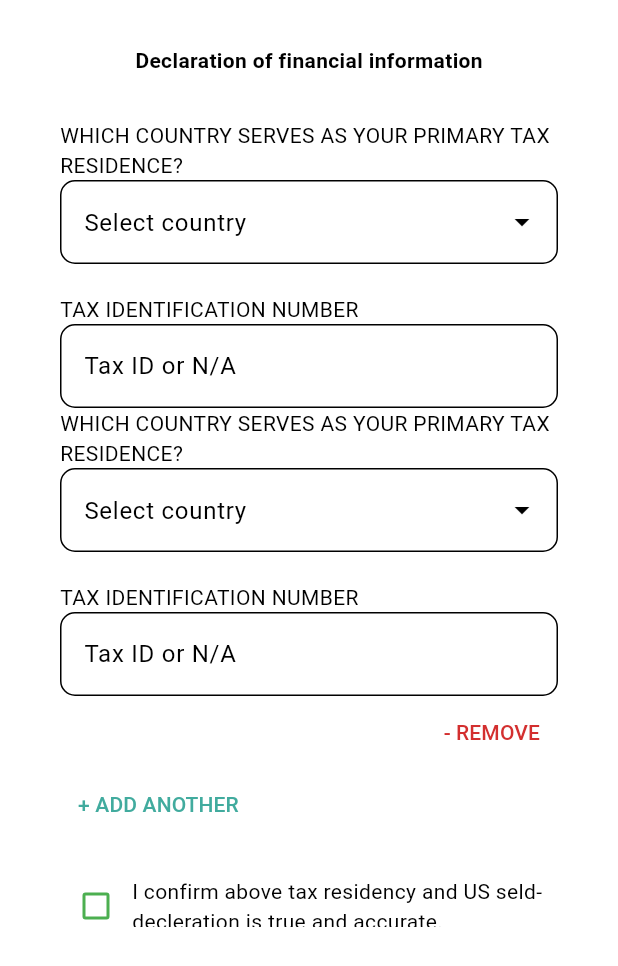
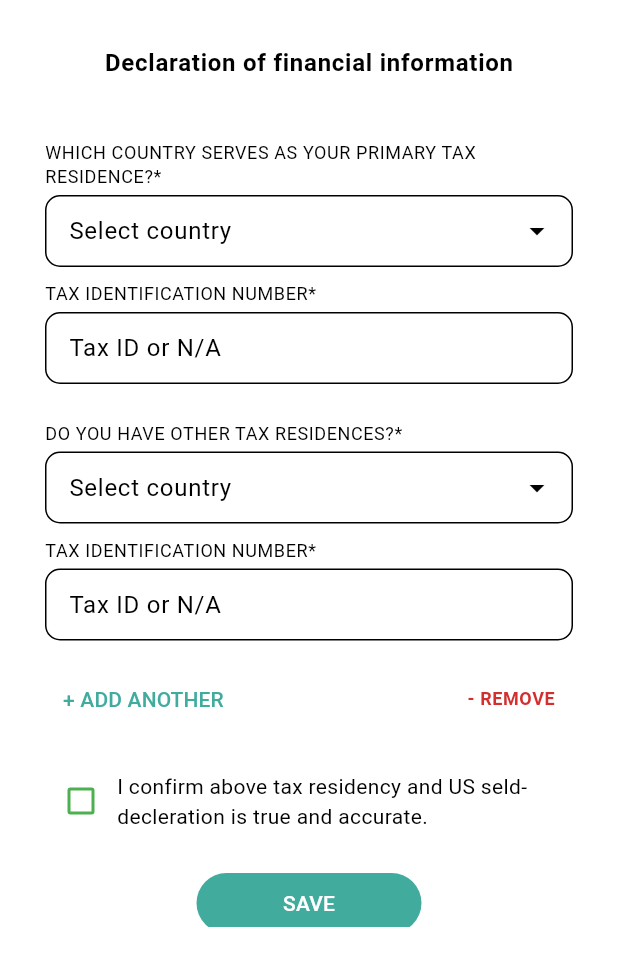
Before and after one commit to alperAkinci/expatrio_login_app, a Flutter app: the TaxDataModalSheet widget shown alone on an empty page, opened directly, after a tap on "+ ADD ANOTHER", on a phone screen of 412 x 824 dp. Shown: the top 966 px of the screen. Run offline on Flutter 3.47's test engine with Material 3 defaults, Android fonts, the phone set to English and light mode, and no system bars; drawn by our look-alikes of dropdown_search; our stand-ins replace flutter_secure_storage, flutter_svg, lottie; missing offline and left inert: dart:ffi; accounts and stored records are empty; statements that could not run were skipped; project files that could hold a hidden picture were left out.

Commit message:
Update UI of tax data modal sheet

```diff
--- /dev/null
+++ b/devtools_options.yaml
@@ -0,0 +1 @@
+extensions:
--- a/lib/tax_data/presentation/tax_data_modal_sheet.dart
+++ b/lib/tax_data/presentation/tax_data_modal_sheet.dart
@@ -64,30 +64,60 @@ class _TaxDataModalSheet extends State<TaxDataModalSheet> {
         initialChildSize: 0.75,
         snap: true,
         builder: (context, scrollController) {
+          var theme = Theme.of(context);
           return SingleChildScrollView(
             controller: scrollController,
             child: Container(
-              padding: const EdgeInsets.symmetric(horizontal: 40),
+              padding: const EdgeInsets.symmetric(horizontal: 30),
               child: Column(
                 children: <Widget>[
                   const SizedBox(height: 30),
-                  const Text(
+                  Text(
                     "Declaration of financial information",
-                    style: TextStyle(fontWeight: FontWeight.bold),
+                    style: theme.textTheme.bodyLarge!.copyWith(
+                      fontWeight: FontWeight.bold,
+                    ),
                   ),
                   const SizedBox(height: 30),
                   _buildTaxResidence(
+                      dropDownHeaderText:
+                          "WHICH COUNTRY SERVES AS YOUR PRIMARY TAX RESIDENCE?*",
                       selectedItem: selectedPrimaryItem,
                       controller: primaryController),
                   for (var item in secondaryTaxResidence)
                     _buildTaxResidence(
-                        selectedItem: item.$1, controller: item.$2),
-                  Align(
-                    alignment: Alignment.centerRight,
-                    child: TextButton(
+                        dropDownHeaderText:
+                            "DO YOU HAVE OTHER TAX RESIDENCES?*",
+                        selectedItem: item.$1,
+                        controller: item.$2),
+                  Row(
+                    mainAxisAlignment: MainAxisAlignment.spaceBetween,
+                    children: [
+                      TextButton(
                         style: TextButton.styleFrom(
-                          foregroundColor: Theme.of(context).colorScheme.error,
+                          foregroundColor:
+                              Theme.of(context).colorScheme.secondary,
                         ),
+                        onPressed: () {
+                          setState(() {
+                            secondaryTaxResidence.add((
+                              ItemDropDown('', ''),
+                              TextEditingController()
+                            ));
+                          });
+                        },
+                        child: const Text(
+                          "+ ADD ANOTHER",
+                        ),
+                      ),
+                      secondaryTaxResidence.isNotEmpty
+                          ? TextButton(
+                              style: TextButton.styleFrom(
+                                  foregroundColor: theme.colorScheme.error,
+                                  textStyle:
+                                      theme.textTheme.bodySmall!.copyWith(
+                                    fontWeight: FontWeight.bold,
+                                  )),
                               onPressed: () {
                                 setState(() {
                                   if (secondaryTaxResidence.isNotEmpty) {
@@ -95,25 +125,9 @@ class _TaxDataModalSheet extends State<TaxDataModalSheet> {
                                   }
                                 });
                               },
-                        child: Text("- REMOVE")),
-                  ),
-                  Align(
-                    alignment: Alignment.centerLeft,
-                    child: TextButton(
-                      style: TextButton.styleFrom(
-                        foregroundColor:
-                            Theme.of(context).colorScheme.secondary,
-                      ),
-                      onPressed: () {
-                        setState(() {
-                          secondaryTaxResidence.add(
-                              (ItemDropDown('', ''), TextEditingController()));
-                        });
-                      },
-                      child: Text(
-                        "+ ADD ANOTHER",
-                      ),
-                    ),
+                              child: const Text("- REMOVE"))
+                          : const SizedBox.shrink()
+                    ],
                   ),
                   const SizedBox(height: 20),
                   Row(
@@ -122,7 +136,7 @@ class _TaxDataModalSheet extends State<TaxDataModalSheet> {
                           isError: isCheckBoxError,
                           side: isCheckBoxError
                               ? null
-                              : BorderSide(color: Colors.green, width: 2),
+                              : const BorderSide(color: Colors.green, width: 2),
                           activeColor: Theme.of(context).colorScheme.secondary,
                           checkColor: Colors.white,
                           value: isChecked,
@@ -131,7 +145,7 @@ class _TaxDataModalSheet extends State<TaxDataModalSheet> {
                               isChecked = value!;
                             });
                           }),
-                      Flexible(
+                      const Flexible(
                         child: Text(
                             "I confirm above tax residency and US seld-decleration is true and accurate.",
                             softWrap: true,
@@ -141,7 +155,9 @@ class _TaxDataModalSheet extends State<TaxDataModalSheet> {
                     ],
                   ),
                   const SizedBox(height: 20),
-                  FilledButton(
+                  SizedBox(
+                    width: 150,
+                    child: FilledButton(
                       onPressed: () {
                         if (isChecked) {
                           Provider.of<TaxDataNotifier>(context, listen: false)
@@ -157,8 +173,8 @@ class _TaxDataModalSheet extends State<TaxDataModalSheet> {
                             Navigator.pop(context);
                             ScaffoldMessenger.of(context).showSnackBar(
                               const SnackBar(
-                                content:
-                                    Text('Your tax data has been updated! ✅')),
+                                  content: Text(
+                                      'Your tax data has been updated! ✅')),
                             );
                           });
                         } else {
@@ -168,7 +184,9 @@ class _TaxDataModalSheet extends State<TaxDataModalSheet> {
                         }
                       },
                       child: const Text("SAVE"),
-                  )
+                    ),
+                  ),
+                  const SizedBox(height: 30),
                 ],
               ),
             ),
@@ -177,24 +195,28 @@ class _TaxDataModalSheet extends State<TaxDataModalSheet> {
   }
 
   Column _buildTaxResidence(
-      {required ItemDropDown selectedItem,
+      {required String dropDownHeaderText,
+      required ItemDropDown selectedItem,
       required TextEditingController controller}) {
+    countryItems.remove(selectedPrimaryItem);
     return Column(
       children: [
         Column(
           crossAxisAlignment: CrossAxisAlignment.start,
           children: <Widget>[
-            Text(
-              "WHICH COUNTRY SERVES AS YOUR PRIMARY TAX RESIDENCE?", // TODO: put *
+            const SizedBox(height: 10),
+            Text(dropDownHeaderText,
                 overflow: TextOverflow.ellipsis,
                 maxLines: 2,
-            ),
+                style: Theme.of(context).textTheme.bodySmall),
+            const SizedBox(height: 4),
             DropdownSearch<ItemDropDown>(
               selectedItem: selectedItem,
               onChanged: (item) => selectedItem.code = item!.code,
               items: countryItems,
               compareFn: (i, s) => i == s,
               dropdownDecoratorProps: DropDownDecoratorProps(
+                baseStyle: const TextStyle(height: 0.7),
                 dropdownSearchDecoration: InputDecoration(
                   border: OutlineInputBorder(
                       borderRadius: BorderRadius.circular(10.0)),
@@ -202,6 +224,28 @@ class _TaxDataModalSheet extends State<TaxDataModalSheet> {
                 ),
               ),
               popupProps: PopupPropsMultiSelection.modalBottomSheet(
+                searchFieldProps: TextFieldProps(
+                  style: const TextStyle(height: 0.7),
+                  decoration: InputDecoration(
+                    hintText: 'Search for country',
+                    border: OutlineInputBorder(
+                        borderRadius: BorderRadius.circular(10.0)),
+                  ),
+                ),
+                title: Container(
+                  decoration: BoxDecoration(
+                      color: Theme.of(context).colorScheme.secondary,
+                      borderRadius: const BorderRadius.only(
+                          topLeft: Radius.circular(20.0),
+                          topRight: Radius.circular(20.0))),
+                  padding: const EdgeInsets.all(15),
+                  alignment: Alignment.center,
+                  child: Text('Country',
+                      style: Theme.of(context).textTheme.bodyLarge!.copyWith(
+                            fontWeight: FontWeight.bold,
+                            color: Theme.of(context).colorScheme.primary,
+                          )),
+                ),
                 showSelectedItems: true,
                 showSearchBox: true,
                 itemBuilder: _popupItemBuilder,
@@ -209,12 +253,17 @@ class _TaxDataModalSheet extends State<TaxDataModalSheet> {
             ),
           ],
         ),
-        const SizedBox(height: 20),
+        const SizedBox(height: 10),
         Column(
           crossAxisAlignment: CrossAxisAlignment.start,
           children: <Widget>[
-            Text("TAX IDENTIFICATION NUMBER"), // TODO: put *
+            Text("TAX IDENTIFICATION NUMBER*",
+                overflow: TextOverflow.ellipsis,
+                maxLines: 2,
+                style: Theme.of(context).textTheme.bodySmall),
+            const SizedBox(height: 4),
             TextFormField(
+              style: const TextStyle(height: 0.7),
               controller: controller,
               keyboardType: TextInputType.number,
               decoration: InputDecoration(
@@ -224,7 +273,8 @@ class _TaxDataModalSheet extends State<TaxDataModalSheet> {
               ),
             ),
           ],
-        )
+        ),
+        const SizedBox(height: 15),
       ],
     );
   }
```
Lines whose indentation alone changed are shown as unchanged.
